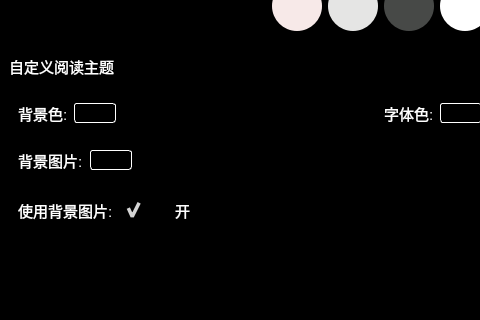
Above: pyqt_app/ui/more_widget.ui from fffoobibi/pyqt_novel before the change; both pictures show x 0 to 480 and y 147 to 467 of the 762 by 613 pixel window. Below: the same form after it.
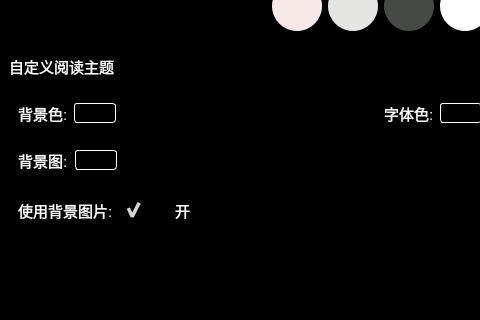
That is the form after the change. Icons and pictures are not drawn. Custom widgets are drawn as their Qt base class.

The edit to the form file:
```diff
--- a/pyqt_app/ui/more_widget.ui
+++ b/pyqt_app/ui/more_widget.ui
@@ -1222,7 +1222,7 @@
               <item>
                <widget class="QLabel" name="label_13">
                 <property name="text">
-                 <string>背景图片:</string>
+                 <string>背景图:</string>
                 </property>
                </widget>
               </item>
@@ -1248,8 +1248,8 @@
                  <cursorShape>PointingHandCursor</cursorShape>
                 </property>
                 <property name="styleSheet">
-                 <string notr="true">border:1px solid white;
-border-radius:3px</string>
+                 <string notr="true">QPushButton{border:1px solid white;border-radius:3px}
+QPushButton:hover{border:1px solid #CC295F;border-radius:3px}</string>
                 </property>
                 <property name="text">
                  <string/>
@@ -1262,7 +1262,9 @@
                  <cursorShape>PointingHandCursor</cursorShape>
                 </property>
                 <property name="styleSheet">
-                 <string notr="true">border:none</string>
+                 <string notr="true">QPushButton{border:none}
+QPushButton:hover{background-color:  rgba(217, 217, 217, 120)}
+</string>
                 </property>
                 <property name="text">
                  <string/>
```
Left out of the diff: 8 changed lines with no effect on the pictures.
